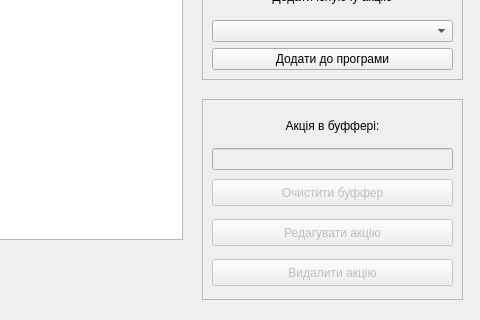
Qt form dialog_program_info.ui (landrew31/db_course_work) before a commit; both pictures show x 428 to 908 and y 161 to 481 of the 908 by 481 pixel window.
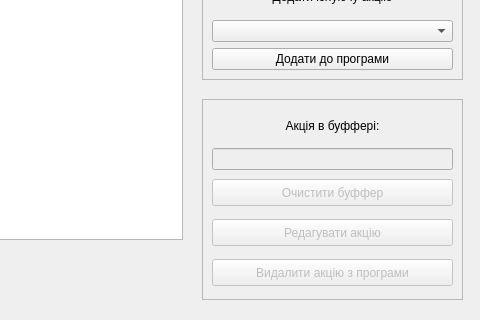
The same form after that commit.

Diff of the .ui file:
```diff
--- a/dialog_program_info.ui
+++ b/dialog_program_info.ui
@@ -179,7 +179,7 @@
      </rect>
     </property>
     <property name="text">
-     <string>Видалити акцію</string>
+     <string>Видалити акцію з програми</string>
     </property>
    </widget>
    <widget class="QWidget" name="verticalLayoutWidget_2">
```
